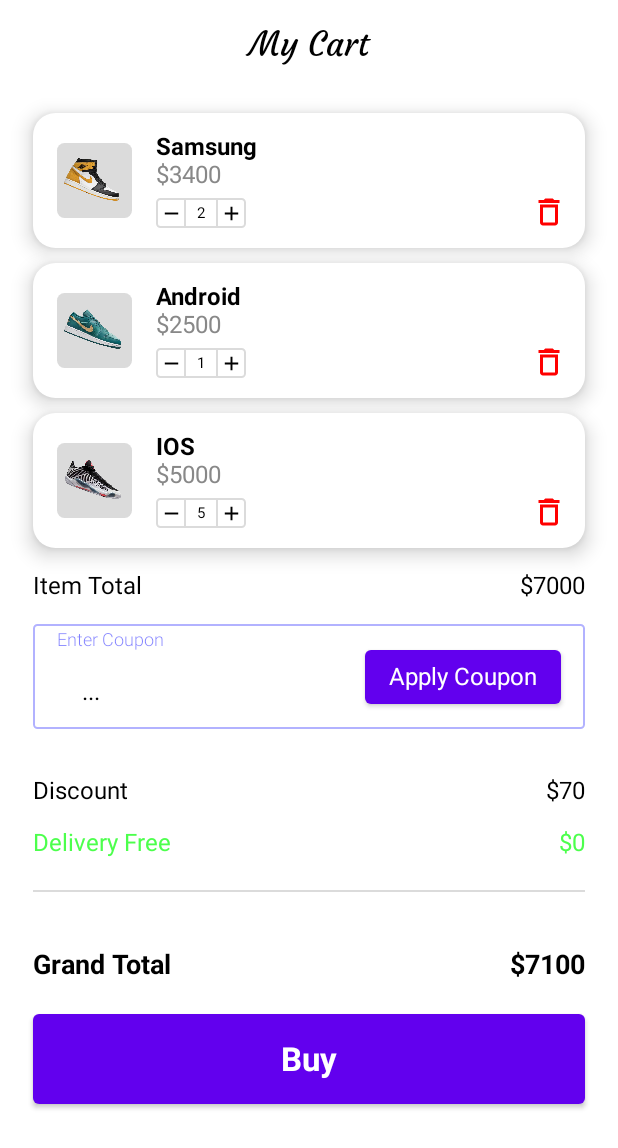
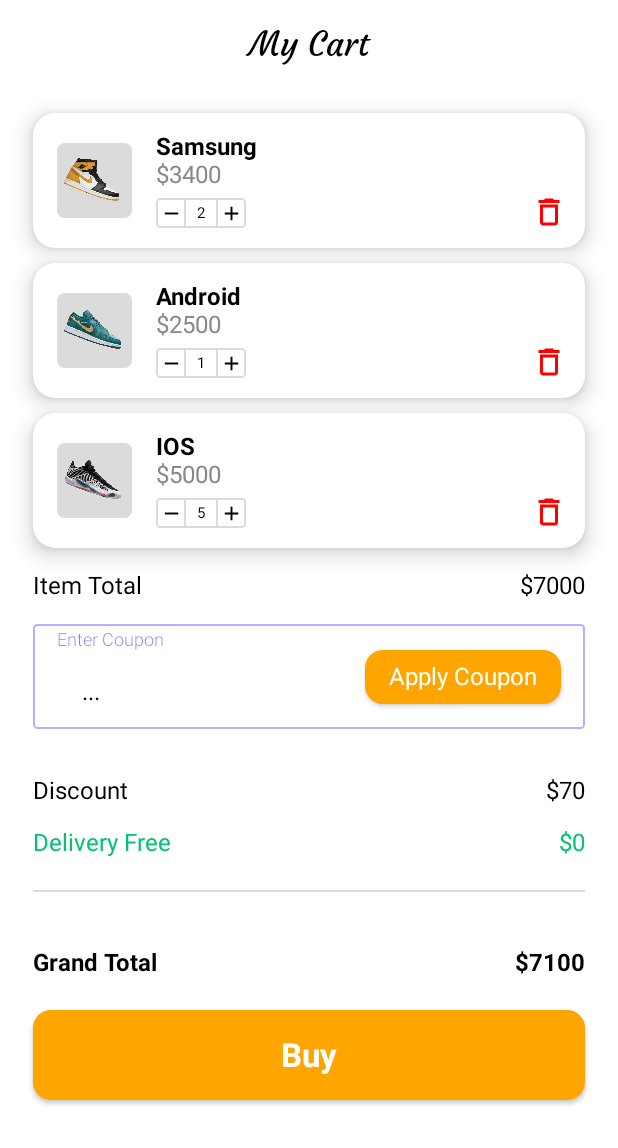
Before and after one commit to Manh-IT-K2/AppShoeStore, an Android app built with Jetpack Compose: the @Preview function ShoppingCartScreen, on a phone screen of 412 x 824 dp. Shown: the top 1148 px of the screen. Run offline under Robolectric (Android 15) with nearby library versions, the phone set to English and light mode, and no system bars; Roboto replaces fonts that are not available here.

Commit message:
update some these

```diff
--- a/app/src/main/java/com/example/appshoestore/Screen/FavoriteScreen.kt
+++ b/app/src/main/java/com/example/appshoestore/Screen/FavoriteScreen.kt
@@ -15,7 +15,9 @@ import androidx.compose.foundation.layout.offset
 import androidx.compose.foundation.layout.padding
 import androidx.compose.foundation.layout.size
 import androidx.compose.foundation.layout.width
+import androidx.compose.foundation.rememberScrollState
 import androidx.compose.foundation.shape.RoundedCornerShape
+import androidx.compose.foundation.verticalScroll
 import androidx.compose.material.Card
 import androidx.compose.material.Icon
 import androidx.compose.material.IconButton
@@ -46,14 +48,18 @@ import com.example.appshoestore.ui.theme.f1
 
 @Composable
 fun FavoriteScreen(navController: NavController) {
+    val scrollState = rememberScrollState()
     Box(
         modifier = Modifier
             .background(Color.White)
-            .padding(top = 16.dp)
+            .padding(top = 16.dp, bottom = 60.dp)
             .fillMaxSize()
     ) {
         Column(
-            modifier = Modifier.fillMaxWidth()
+            modifier = Modifier
+                .fillMaxSize()
+                .verticalScroll(scrollState)
+                .background(Color.White)
         ) {
             Row(verticalAlignment = Alignment.CenterVertically) {
                 Box(Modifier.weight(1f)) {
--- a/app/src/main/java/com/example/appshoestore/Screen/ShoppingCartScreen.kt
+++ b/app/src/main/java/com/example/appshoestore/Screen/ShoppingCartScreen.kt
@@ -18,8 +18,11 @@ import androidx.compose.foundation.layout.offset
 import androidx.compose.foundation.layout.padding
 import androidx.compose.foundation.layout.size
 import androidx.compose.foundation.layout.width
+import androidx.compose.foundation.rememberScrollState
 import androidx.compose.foundation.shape.RoundedCornerShape
+import androidx.compose.foundation.verticalScroll
 import androidx.compose.material.Button
+import androidx.compose.material.ButtonDefaults
 import androidx.compose.material.Card
 import androidx.compose.material.Icon
 import androidx.compose.material.IconButton
@@ -50,13 +53,19 @@ import com.example.appshoestore.ui.theme.f1
 @Preview
 @Composable
 fun ShoppingCartScreen() {
+    val scrollState = rememberScrollState()
     Box(
         modifier = Modifier
             .background(Color.White)
-            .padding(top = 16.dp)
+            .padding(top = 16.dp, bottom = 60.dp)
             .fillMaxSize(),
     ) {
-        Column {
+        Column(
+            modifier = Modifier
+                .fillMaxSize()
+                .verticalScroll(scrollState)
+                .background(Color.White)
+        ) {
             Box(modifier = Modifier.fillMaxWidth(), contentAlignment = Alignment.Center) {
                 Text(
                     text = "My Cart",
@@ -72,25 +81,12 @@ fun ShoppingCartScreen() {
             ItemCart(img = R.drawable.s7, nameProduct = "Samsung", price = "$3400", quantity = "2")
             ItemCart(img = R.drawable.s8, nameProduct = "Android", price = "$2500", quantity = "1")
             ItemCart(img = R.drawable.s6, nameProduct = "IOS", price = "$5000", quantity = "5")
-            Row(modifier = Modifier.padding(start = 22.dp, end = 22.dp, top = 16.dp)) {
-                Text(
-                    text = "Item Total",
-                    style = TextStyle(
-                        fontSize = 16.sp,
-                        fontWeight = FontWeight.Normal,
-                        color = Color.Black
-                    )
-                )
-                Spacer(modifier = Modifier.weight(1f))
-                Text(
-                    text = "$7000",
-                    style = TextStyle(
-                        fontSize = 16.sp,
-                        fontWeight = FontWeight.Normal,
-                        color = Color.Black
-                    )
-                )
-            }
+            ItemTextCart(
+                title = "Item Total",
+                price = "$7000",
+                color = Color.Black,
+                fWeight = FontWeight.Normal
+            )
             Box(
                 modifier = Modifier
                     .fillMaxWidth()
@@ -143,8 +139,9 @@ fun ShoppingCartScreen() {
                     Spacer(modifier = Modifier.weight(1f))
                     Button(
                         onClick = { /*TODO*/ },
-                        modifier = Modifier
-                            .padding(end = 16.dp),
+                        colors = ButtonDefaults.buttonColors(backgroundColor = Color(0xFFFFA500)),
+                        shape = RoundedCornerShape(12.dp),
+                        modifier = Modifier.padding(end = 16.dp)
                     ) {
                         Text(
                             text = "Apply Coupon",
@@ -157,44 +154,18 @@ fun ShoppingCartScreen() {
                     }
                 }
             }
-            Row(modifier = Modifier.padding(start = 22.dp, end = 22.dp, top = 16.dp)) {
-                Text(
-                    text = "Discount",
-                    style = TextStyle(
-                        fontSize = 16.sp,
-                        fontWeight = FontWeight.Normal,
-                        color = Color.Black
-                    )
-                )
-                Spacer(modifier = Modifier.weight(1f))
-                Text(
-                    text = "$70",
-                    style = TextStyle(
-                        fontSize = 16.sp,
-                        fontWeight = FontWeight.Normal,
-                        color = Color.Black
-                    )
-                )
-            }
-            Row(modifier = Modifier.padding(start = 22.dp, end = 22.dp, top = 16.dp)) {
-                Text(
-                    text = "Delivery Free",
-                    style = TextStyle(
-                        fontSize = 16.sp,
-                        fontWeight = FontWeight.Normal,
-                        color = Color.Green.copy(alpha = 0.7f)
-                    )
-                )
-                Spacer(modifier = Modifier.weight(1f))
-                Text(
-                    text = "$0",
-                    style = TextStyle(
-                        fontSize = 16.sp,
-                        fontWeight = FontWeight.Normal,
-                        color = Color.Green.copy(alpha = 0.7f)
-                    )
-                )
-            }
+            ItemTextCart(
+                title = "Discount",
+                price = "$70",
+                color = Color.Black,
+                fWeight = FontWeight.Normal
+            )
+            ItemTextCart(
+                title = "Delivery Free",
+                price = "$0",
+                color = Color(0xFF08C26F),
+                fWeight = FontWeight.Normal
+            )
             Box(
                 modifier = Modifier
                     .padding(22.dp, 22.dp)
@@ -203,31 +174,20 @@ fun ShoppingCartScreen() {
                     .background(Color.Gray.copy(alpha = 0.3f))
 
             )
-            Row(modifier = Modifier.padding(start = 22.dp, end = 22.dp, top = 16.dp)) {
-                Text(
-                    text = "Grand Total",
-                    style = TextStyle(
-                        fontSize = 18.sp,
-                        fontWeight = FontWeight.Bold,
-                        color = Color.Black
-                    )
-                )
-                Spacer(modifier = Modifier.weight(1f))
-                Text(
-                    text = "$7100",
-                    style = TextStyle(
-                        fontSize = 18.sp,
-                        fontWeight = FontWeight.Bold,
-                        color = Color.Black
-                    )
-                )
-            }
+            ItemTextCart(
+                title = "Grand Total",
+                price = "$7100",
+                color = Color.Black,
+                fWeight = FontWeight.Bold
+            )
             Button(
                 onClick = { /*TODO*/ },
+                colors = ButtonDefaults.buttonColors(backgroundColor = Color(0xFFFFA500)),
+                shape = RoundedCornerShape(12.dp),
                 modifier = Modifier
-                    .padding(22.dp, 22.dp)
+                    .padding(22.dp)
                     .fillMaxWidth()
-                    .height(60.dp),
+                    .height(60.dp)
             ) {
                 Text(
                     text = "Buy",
@@ -238,8 +198,35 @@ fun ShoppingCartScreen() {
                     )
                 )
             }
+        }
+    }
+}
 
-        }
+@Composable
+fun ItemTextCart(
+    title: String,
+    price: String,
+    color: Color,
+    fWeight: FontWeight
+) {
+    Row(modifier = Modifier.padding(start = 22.dp, end = 22.dp, top = 16.dp)) {
+        Text(
+            text = title,
+            style = TextStyle(
+                fontSize = 16.sp,
+                fontWeight = fWeight,
+                color = color
+            )
+        )
+        Spacer(modifier = Modifier.weight(1f))
+        Text(
+            text = price,
+            style = TextStyle(
+                fontSize = 16.sp,
+                fontWeight = fWeight,
+                color = color
+            )
+        )
     }
 }
 
@@ -322,12 +309,17 @@ fun ItemCart(
                             ),
                         contentAlignment = Alignment.Center
                     ) {
-                        Icon(imageVector = Icons.Default.Remove, contentDescription = null, tint = Color.Black, modifier = Modifier.size(15.dp))
+                        Icon(
+                            imageVector = Icons.Default.Remove,
+                            contentDescription = null,
+                            tint = Color.Black,
+                            modifier = Modifier.size(15.dp)
+                        )
                     }
                     Column(
                         modifier = Modifier.size(20.dp),
 
-                    ) {
+                        ) {
                         // Top border
                         Box(
                             modifier = Modifier
@@ -342,7 +334,12 @@ fun ItemCart(
                                 .fillMaxSize(),
                             contentAlignment = Alignment.Center
                         ) {
-                            Text(text = quantity, color = Color.Black, fontSize = 10.sp,textAlign = TextAlign.Center)
+                            Text(
+                                text = quantity,
+                                color = Color.Black,
+                                fontSize = 10.sp,
+                                textAlign = TextAlign.Center
+                            )
                         }
                         // Bottom border
                         Box(
@@ -371,7 +368,12 @@ fun ItemCart(
                             ),
                         contentAlignment = Alignment.Center
                     ) {
-                        Icon(imageVector = Icons.Default.Add, contentDescription = null, tint = Color.Black, modifier = Modifier.size(15.dp))
+                        Icon(
+                            imageVector = Icons.Default.Add,
+                            contentDescription = null,
+                            tint = Color.Black,
+                            modifier = Modifier.size(15.dp)
+                        )
                     }
                 }
             }
```
